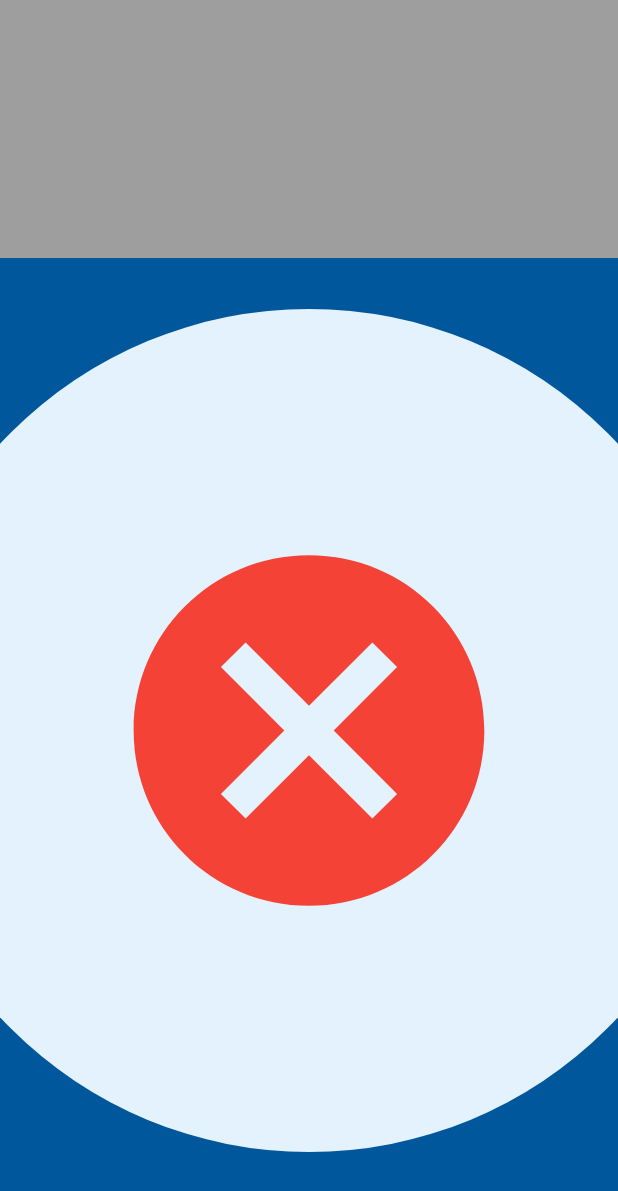
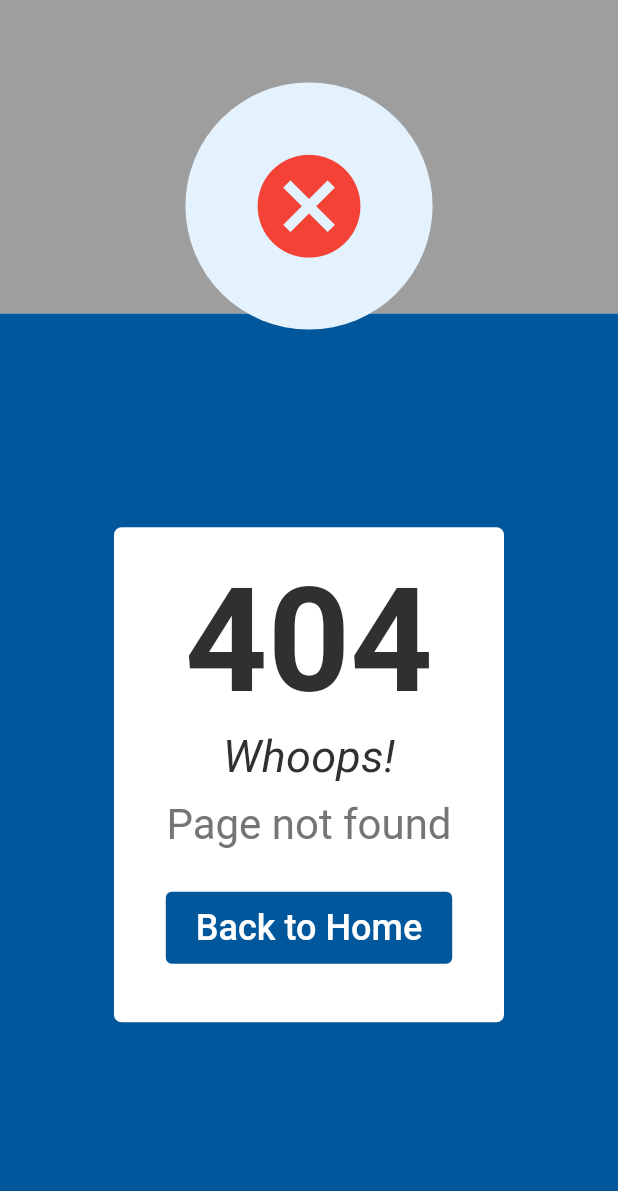
Before and after one commit to milaquintero/Breathing_Connection, a Flutter app: the PageNotFound widget shown alone on an empty page, opened directly, on a phone screen of 412 x 824 dp. Shown: the top 1191 px of the screen. Run offline on Flutter 3.47's test engine with Material 2 defaults, Android fonts, the phone set to English and light mode, and no system bars; our stand-ins replace flutter_spinkit.

Commit message:
fixed responsive layout in 404 page

```diff
--- a/lib/pages/page_not_found.dart
+++ b/lib/pages/page_not_found.dart
@@ -18,17 +18,17 @@ class PageNotFound extends StatelessWidget {
     double screenHeight = MediaQuery.of(context).size.height;
     return IconPage(
       headerColor: Colors.grey,
-      headerPositionTop: screenHeight / 4,
+      headerPositionTop: screenHeight / 15,
       headerContent: CircleAvatar(
         backgroundColor: Colors.blue[50],
-        radius: screenHeight - 543,
+        radius: screenHeight / 10,
         child: Icon(
           Icons.cancel,
-          size: screenHeight - 543,
+          size: screenHeight / 10,
           color: Colors.red,
         ),
       ),
-      mainContentHeight: screenHeight - 172,
+      mainContentHeight: screenHeight / 1.34,
       mainContentColor: brandPrimary,
       mainContent: Row(
         mainAxisAlignment: MainAxisAlignment.center,
```
